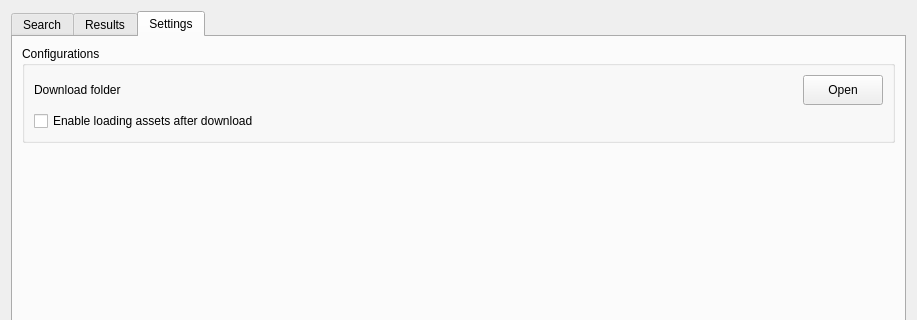
stac-utils/qgis-stac-plugin, file src/qgis_stac/ui/qgis_stac_widget.ui: the form before one commit; both pictures show x 0 to 917 and y 0 to 320 of the 917 by 977 pixel window.
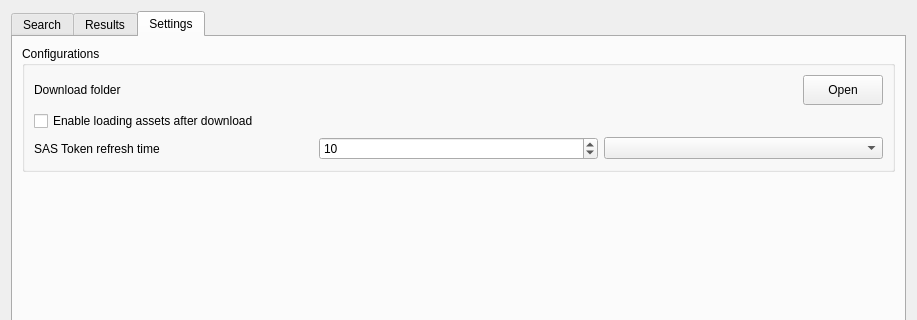
The form after the commit. The open tabs and pages were chosen to show the change. Custom widgets are drawn as their Qt base class.

Commit message: added background task to handle the token refresh operation

Diff of the .ui file:
```diff
--- a/src/qgis_stac/ui/qgis_stac_widget.ui
+++ b/src/qgis_stac/ui/qgis_stac_widget.ui
@@ -729,7 +729,7 @@
       <attribute name="title">
        <string>Settings</string>
       </attribute>
-      <layout class="QVBoxLayout" name="verticalLayout_9">
+      <layout class="QVBoxLayout" name="verticalLayout_6">
        <item>
         <widget class="QGroupBox" name="mConnectionGroupBox_2">
          <property name="sizePolicy">
@@ -741,8 +741,8 @@
          <property name="title">
           <string>Configurations</string>
          </property>
-         <layout class="QGridLayout" name="gridLayout_10">
-          <item row="2" column="0">
+         <layout class="QVBoxLayout" name="verticalLayout_3">
+          <item>
            <layout class="QGridLayout" name="gridLayout_11">
             <item row="0" column="0">
              <widget class="QLabel" name="download_folder">
@@ -812,7 +812,7 @@
             </item>
            </layout>
           </item>
-          <item row="3" column="0">
+          <item>
            <widget class="QCheckBox" name="asset_loading">
             <property name="toolTip">
              <string>&lt;html&gt;&lt;head/&gt;&lt;body&gt;&lt;p&gt;This setting enables loading item assets that can be added into QGIS as map layers after dowloading them.&lt;/p&gt;&lt;/body&gt;&lt;/html&gt;</string>
@@ -822,6 +822,33 @@
             </property>
            </widget>
           </item>
+          <item>
+           <layout class="QHBoxLayout" name="horizontalLayout_5">
+            <item>
+             <widget class="QLabel" name="sas_refresh_time_la">
+              <property name="toolTip">
+               <string>&lt;html&gt;&lt;head/&gt;&lt;body&gt;&lt;p&gt;The refresh time value that will used to determine the frequency for the SAS token updates to the SAS based connections.&lt;/p&gt;&lt;/body&gt;&lt;/html&gt;</string>
+              </property>
+              <property name="text">
+               <string>SAS Token refresh time</string>
+              </property>
+             </widget>
+            </item>
+            <item>
+             <widget class="QSpinBox" name="sas_refresh_time_value">
+              <property name="maximum">
+               <number>100000000</number>
+              </property>
+              <property name="value">
+               <number>10</number>
+              </property>
+             </widget>
+            </item>
+            <item>
+             <widget class="QComboBox" name="sas_refresh_time_units"/>
+            </item>
+           </layout>
+          </item>
          </layout>
         </widget>
        </item>
```
The commit also changes 5 other files.
